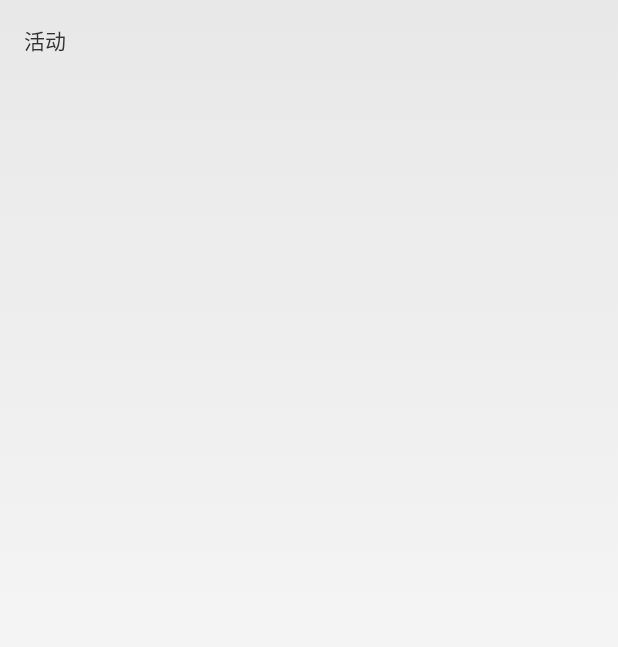
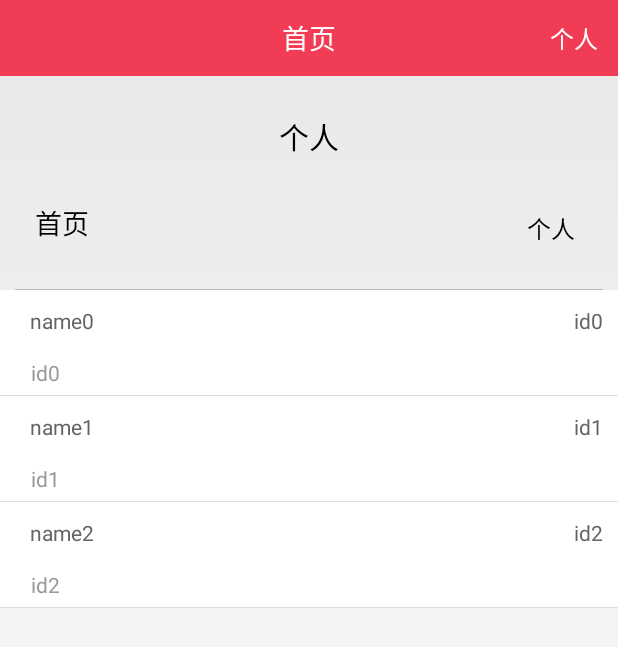
Before and after one commit to xiguofeng/Crm, an Android app: the MainActivity screen opened directly, with no data from a screen before it, on a phone screen of 412 x 824 dp. Before the commit the part shown is almost empty. Shown: the top 647 px of the screen. Run offline under Robolectric (Android 15) with nearby library versions, the phone set to English and light mode, and no system bars; our stand-ins replace CircleImageView.

Commit message:
add:main page

```diff
--- /dev/null
+++ b/crm/src/main/java/com/ogg/crm/entity/Appointment.java
@@ -0,0 +1,59 @@
+package com.ogg.crm.entity;
+
+import java.io.Serializable;
+
+public class Appointment implements Serializable {
+
+	private static final long serialVersionUID = 8912365559481657349L;
+
+	private String id;
+
+	private String name;
+
+	private String subimageurl;
+
+	private int localImage;
+
+	private String parentImageurl;
+
+	public String getId() {
+		return id;
+	}
+
+	public void setId(String id) {
+		this.id = id;
+	}
+
+	public String getName() {
+		return name;
+	}
+
+	public void setName(String name) {
+		this.name = name;
+	}
+
+	public String getSubimageurl() {
+		return subimageurl;
+	}
+
+	public void setSubimageurl(String subimageurl) {
+		this.subimageurl = subimageurl;
+	}
+
+	public int getLocalImage() {
+		return localImage;
+	}
+
+	public void setLocalImage(int localImage) {
+		this.localImage = localImage;
+	}
+
+	public String getParentImageurl() {
+		return parentImageurl;
+	}
+
+	public void setParentImageurl(String parentImageurl) {
+		this.parentImageurl = parentImageurl;
+	}
+
+}
--- a/crm/src/main/java/com/ogg/crm/ui/activity/MainActivity.java
+++ b/crm/src/main/java/com/ogg/crm/ui/activity/MainActivity.java
@@ -5,13 +5,28 @@ import android.content.Context;
 import android.os.Bundle;
 import android.os.Handler;
 import android.os.Message;
+import android.view.View;
+import android.widget.AdapterView;
+import android.widget.AdapterView.OnItemClickListener;
+import android.widget.ListView;
 
 import com.ogg.crm.R;
+import com.ogg.crm.entity.Appointment;
+import com.ogg.crm.ui.adapter.AppointmentAdapter;
+import com.ogg.crm.ui.utils.ListItemClickHelp;
+
+import java.util.ArrayList;
 
 
-public class MainActivity extends Activity {
+public class MainActivity extends Activity implements
+        ListItemClickHelp {
 
     private Context mContext;
+
+    private ListView mAppointmentLv;
+    private AppointmentAdapter mAppointmentAdapter;
+    private ArrayList<Appointment> mAppointmentList = new ArrayList<Appointment>();
+
 
     Handler mHandler = new Handler() {
 
@@ -26,6 +41,49 @@ public class MainActivity extends Activity {
         super.onCreate(savedInstanceState);
         setContentView(R.layout.activity_main);
         mContext = MainActivity.this;
+        initView();
+        initData();
         //UserLogic.login(mContext, mHandler);
     }
+
+    private void initView() {
+        mAppointmentLv = (ListView) findViewById(R.id.main_appointment_lv);
+        mAppointmentAdapter = new AppointmentAdapter(mContext,mAppointmentList,this);
+        mAppointmentLv.setAdapter(mAppointmentAdapter);
+
+        mAppointmentLv.setOnItemClickListener(new OnItemClickListener() {
+
+            @Override
+            public void onItemClick(AdapterView<?> parent, View view,
+                                    int position, long id) {
+                if (position > 0) {
+                    // Intent intent = new Intent(GoodsListActivity.this,
+                    // GoodsDetailActivity.class);
+                    // intent.setAction(GoodsDetailActivity.ORIGIN_FROM_CATE_ACTION);
+                    // Bundle bundle = new Bundle();
+                    // bundle.putSerializable(GoodsDetailActivity.GOODS_ID_KEY,
+                    // mGoodsList.get(position - 1).getId());
+                    // intent.putExtras(bundle);
+                    // startActivity(intent);
                 }
+
+            }
+        });
+
+    }
+
+    private void initData() {
+        for(int i=0;i<3;i++){
+            Appointment appointment = new Appointment();
+            appointment.setId("id"+i);
+            appointment.setName("name"+i);
+            mAppointmentList.add(appointment);
+        }
+        mAppointmentAdapter.notifyDataSetChanged();
+    }
+
+    @Override
+    public void onClick(View item, View widget, int position, int which) {
+
+    }
+}
--- /dev/null
+++ b/crm/src/main/java/com/ogg/crm/ui/adapter/AppointmentAdapter.java
@@ -0,0 +1,122 @@
+package com.ogg.crm.ui.adapter;
+
+import android.content.Context;
+import android.view.LayoutInflater;
+import android.view.View;
+import android.view.ViewGroup;
+import android.widget.BaseAdapter;
+import android.widget.CheckBox;
+import android.widget.ImageView;
+import android.widget.LinearLayout;
+import android.widget.TextView;
+
+import com.ogg.crm.R;
+import com.ogg.crm.entity.Appointment;
+import com.ogg.crm.ui.utils.ListItemClickHelp;
+
+import java.util.ArrayList;
+import java.util.HashMap;
+
+public class AppointmentAdapter extends BaseAdapter {
+
+	private Context mContext;
+
+	private ArrayList<Appointment> mDatas;
+
+	private ListItemClickHelp mCallback;
+
+	private LayoutInflater mInflater;
+
+	// 用来控制CheckBox的选中状况
+	private static HashMap<Integer, Boolean> mIsSelected = new HashMap<Integer, Boolean>();
+
+	public AppointmentAdapter(Context context, ArrayList<Appointment> datas,
+                              ListItemClickHelp callback) {
+		this.mContext = context;
+		this.mDatas = datas;
+		this.mCallback = callback;
+		mInflater = LayoutInflater.from(mContext);
+	}
+
+	public void initCheck() {
+		for (int i = 0; i < mDatas.size(); i++) {
+			getmIsSelected().put(i, false);
+		}
+	}
+
+	public void initChecked() {
+		for (int i = 0; i < mDatas.size(); i++) {
+			getmIsSelected().put(i, true);
+		}
+	}
+
+	@Override
+	public int getCount() {
+		if (mDatas != null) {
+			return mDatas.size();
+		}
+		return 0;
+	}
+
+	@Override
+	public Object getItem(int position) {
+		return position;
+	}
+
+	@Override
+	public long getItemId(int position) {
+		return position;
+	}
+
+	@Override
+	public View getView(int position, View convertView, ViewGroup parent) {
+		ViewHolder holder = null;
+		if (convertView == null) {
+			convertView = mInflater.inflate(R.layout.list_appointment_item, null);
+
+			holder = new ViewHolder();
+			holder.mNameTv = (TextView) convertView
+					.findViewById(R.id.list_appointment_user_name_tv);
+			holder.mPhoneTv = (TextView) convertView
+					.findViewById(R.id.list_appointment_phone_tv);
+			holder.mAppointmentDetail = (TextView) convertView
+					.findViewById(R.id.list_appointment_detail_tv);
+
+			convertView.setTag(holder);
+		} else {
+			holder = (ViewHolder) convertView.getTag();
+		}
+
+		holder.mNameTv.setText(mDatas.get(position).getName());
+		holder.mPhoneTv.setText(mDatas.get(position).getId());
+		holder.mAppointmentDetail.setText(mDatas.get(position).getId());
+
+		return convertView;
+	}
+
+	static class ViewHolder {
+
+		public TextView mNameTv;
+
+		public TextView mPhoneTv;
+
+		public TextView mAppointmentDetail;
+
+		public ImageView mUpdateIv;
+
+		public LinearLayout mEditLl;
+
+		public LinearLayout mDelLl;
+
+		public CheckBox mDefaultCb;
+	}
+
+	public static HashMap<Integer, Boolean> getmIsSelected() {
+		return mIsSelected;
+	}
+
+	public static void setmIsSelected(HashMap<Integer, Boolean> mIsSelected) {
+		AppointmentAdapter.mIsSelected = mIsSelected;
+	}
+
+}
--- a/crm/src/main/res/layout/activity_main.xml
+++ b/crm/src/main/res/layout/activity_main.xml
@@ -1,16 +1,103 @@
-<RelativeLayout xmlns:android="http://schemas.android.com/apk/res/android"
+<LinearLayout xmlns:android="http://schemas.android.com/apk/res/android"
     xmlns:tools="http://schemas.android.com/tools"
     android:layout_width="match_parent"
     android:layout_height="match_parent"
-    android:paddingBottom="@dimen/activity_vertical_margin"
-    android:paddingLeft="@dimen/activity_horizontal_margin"
-    android:paddingRight="@dimen/activity_horizontal_margin"
-    android:paddingTop="@dimen/activity_vertical_margin"
+    android:orientation="vertical"
     tools:context="com.ogg.crm.ui.activity.MainActivity" >
 
+    <RelativeLayout
+        android:layout_width="match_parent"
+        android:layout_height="wrap_content"
+        android:background="@color/red_title_bg"
+        android:orientation="horizontal"
+        android:padding="8dip">
+
+        <ImageView
+            android:id="@+id/main_back_iv"
+            android:layout_width="wrap_content"
+            android:layout_height="wrap_content"
+            android:layout_alignParentLeft="true"
+            android:layout_centerVertical="true"
+            android:scaleType="centerCrop"
+            android:visibility="gone"
+            android:src="@drawable/back_selector"/>
+
+        <TextView
+            android:id="@+id/main_filter_tv"
+            android:layout_width="wrap_content"
+            android:layout_height="wrap_content"
+            android:layout_alignParentRight="true"
+            android:layout_centerVertical="true"
+            android:padding="5dp"
+            android:text="@string/person"
+            android:textColor="@color/white"
+            android:textSize="@dimen/middle_text_size"/>
+
+        <TextView
+            android:layout_width="wrap_content"
+            android:layout_height="wrap_content"
+            android:layout_centerInParent="true"
+            android:text="@string/main_page"
+            android:textColor="@color/white"
+            android:textSize="@dimen/medium_text_size"/>
+    </RelativeLayout>
+
     <TextView
+        android:id="@+id/main_appointment_date_tv"
         android:layout_width="wrap_content"
         android:layout_height="wrap_content"
-        android:text="@string/activity" />
+        android:layout_marginTop="20dip"
+        android:layout_gravity="center_horizontal"
+        android:layout_centerVertical="true"
+        android:padding="5dp"
+        android:text="@string/person"
+        android:textColor="@color/black"
+        android:textSize="@dimen/large_text_size"/>
 
-</RelativeLayout>
+    <RelativeLayout
+        android:layout_width="match_parent"
+        android:layout_height="wrap_content"
+        android:orientation="horizontal"
+        android:layout_margin="15dp"
+        android:padding="8dip">
+
+        <TextView
+            android:layout_width="wrap_content"
+            android:layout_height="wrap_content"
+            android:layout_alignParentLeft="true"
+            android:text="@string/main_page"
+            android:textColor="@color/black"
+            android:textSize="@dimen/medium_text_size" />
+
+        <TextView
+            android:id="@+id/main_appointment_more_tv"
+            android:layout_width="wrap_content"
+            android:layout_height="wrap_content"
+            android:layout_alignParentRight="true"
+            android:layout_centerVertical="true"
+            android:padding="5dp"
+            android:text="@string/person"
+            android:textColor="@color/black"
+            android:textSize="@dimen/middle_text_size"/>
+    </RelativeLayout>
+    <LinearLayout
+        android:layout_width="match_parent"
+        android:layout_height="wrap_content"
+        android:layout_marginLeft="10dip"
+        android:layout_marginRight="10dip"
+        android:background="@drawable/h_line" >
+    </LinearLayout>
+
+    <ListView
+        android:id="@+id/main_appointment_lv"
+        android:layout_width="match_parent"
+        android:layout_height="match_parent"
+        android:layout_gravity="center_horizontal"
+        android:dividerHeight="0.5dip"
+        android:background="@null"
+        android:fastScrollEnabled="false"
+        android:focusable="true"
+        android:scrollbars="none" />
+
+
+</LinearLayout>
--- /dev/null
+++ b/crm/src/main/res/layout/list_appointment_item.xml
@@ -0,0 +1,74 @@
+<?xml version="1.0" encoding="utf-8"?>
+<LinearLayout xmlns:android="http://schemas.android.com/apk/res/android"
+    android:layout_width="fill_parent"
+    android:layout_height="wrap_content"
+    android:layout_marginTop="10dip"
+    android:background="@color/white"
+    android:descendantFocusability="blocksDescendants"
+    android:gravity="center_horizontal"
+    android:orientation="vertical" >
+
+    <RelativeLayout
+        android:layout_width="match_parent"
+        android:layout_height="wrap_content"
+        android:paddingBottom="5dip"
+        android:paddingTop="5dip" >
+
+        <ImageView
+            android:id="@+id/list_appointment_iv"
+            android:layout_width="wrap_content"
+            android:layout_height="wrap_content"
+            android:layout_alignParentLeft="true"
+            android:layout_centerVertical="true"
+            android:layout_marginLeft="10dip"
+            android:layout_marginRight="10dip" />
+
+        <LinearLayout
+            android:id="@+id/left_rl"
+            android:layout_width="match_parent"
+            android:layout_height="wrap_content"
+            android:layout_marginRight="10dip"
+            android:layout_toRightOf="@+id/list_appointment_iv"
+            android:orientation="vertical" >
+
+            <RelativeLayout
+                android:layout_width="match_parent"
+                android:layout_height="wrap_content"
+                android:paddingBottom="5dip"
+                android:paddingTop="5dip" >
+
+                <TextView
+                    android:id="@+id/list_appointment_user_name_tv"
+                    android:layout_width="wrap_content"
+                    android:layout_height="wrap_content"
+                    android:layout_alignParentLeft="true"
+                    android:singleLine="true"
+                    android:text="1"
+                    android:textColor="@color/black_character"
+                    android:textSize="@dimen/small_text_size" />
+
+                <TextView
+                    android:id="@+id/list_appointment_phone_tv"
+                    android:layout_width="wrap_content"
+                    android:layout_height="wrap_content"
+                    android:layout_alignParentRight="true"
+                    android:singleLine="true"
+                    android:text="1"
+                    android:textColor="@color/black_character"
+                    android:textSize="@dimen/small_text_size" />
+            </RelativeLayout>
+
+            <TextView
+                android:id="@+id/list_appointment_detail_tv"
+                android:layout_width="wrap_content"
+                android:layout_height="wrap_content"
+                android:layout_marginTop="10dip"
+                android:gravity="center_horizontal"
+                android:singleLine="true"
+                android:text="1"
+                android:textColor="@color/gray_character"
+                android:textSize="@dimen/small_text_size" />
+        </LinearLayout>
+    </RelativeLayout>
+
+</LinearLayout>
--- a/crm/src/main/res/values/strings.xml
+++ b/crm/src/main/res/values/strings.xml
@@ -37,6 +37,8 @@
     <string name="del">删除</string>
     <string name="confirm_submit">确认提交</string>
     <string name="activity">活动</string>
+    <string name="person">个人</string>
+    <string name="main_page">首页</string>
 
     <!-- account -->
     <string name="login_emptyname_or_emptypwd">用户名或密码为空，请重新输入</string>
```
Lines whose indentation alone changed are shown as unchanged.
